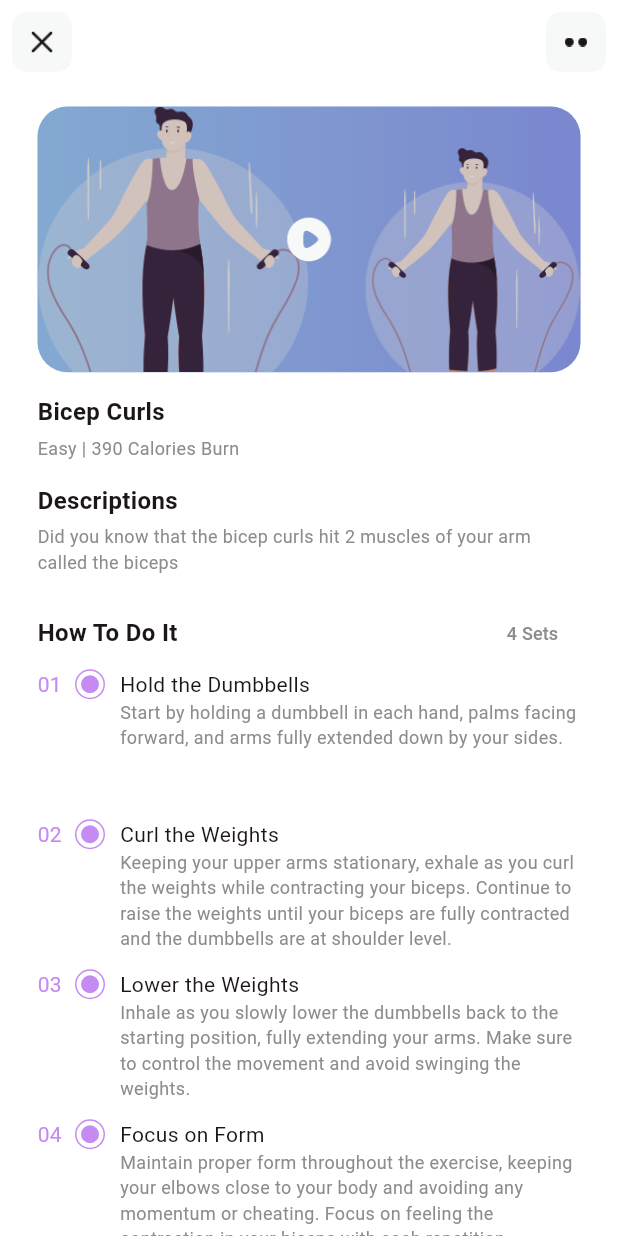
After one commit to amankidwai88/Fitness_App_Bad, a Flutter app: the ExercisesStepDetails screen opened directly, on a phone screen of 412 x 824 dp. The commit adds this screen. Run offline on Flutter 3.47's test engine with Material 3 defaults, Android fonts, the phone set to English and light mode, and no system bars; drawn by our look-alikes of readmore; our stand-ins replace animated_toggle_switch, bloc, cloud_firestore, equatable, firebase_auth, firebase_core and 3 more; missing offline and left inert: dotted_dashed_line, simple_animation_progress_bar; accounts and stored records are empty.

Commit message:
aman_instruction

```diff
--- /dev/null
+++ b/Flutter_FinalProject-master/lib/screens/exercise/instructions_page.dart
@@ -0,0 +1,281 @@
+import 'package:crud/common_widget/RoundButton_Profile.dart';
+import 'package:crud/common_widget/step_detail_row.dart';
+import 'package:flutter/cupertino.dart';
+import 'package:flutter/material.dart';
+import 'package:readmore/readmore.dart';
+
+import '../../common/color_extension.dart';
+
+class ExercisesStepDetails extends StatefulWidget {
+  final Map eObj;
+  const ExercisesStepDetails({super.key, required this.eObj});
+
+  @override
+  State<ExercisesStepDetails> createState() => _ExercisesStepDetailsState();
+}
+
+class _ExercisesStepDetailsState extends State<ExercisesStepDetails> {
+  List stepArr = [
+    {
+      "no": "01",
+      "title": "Hold the Dumbbells",
+      "detail":
+          "Start by holding a dumbbell in each hand, palms facing forward, and arms fully extended down by your sides."
+    },
+    {
+      "no": "02",
+      "title": "Curl the Weights",
+      "detail":
+          "Keeping your upper arms stationary, exhale as you curl the weights while contracting your biceps. Continue to raise the weights until your biceps are fully contracted and the dumbbells are at shoulder level."
+    },
+    {
+      "no": "03",
+      "title": "Lower the Weights",
+      "detail":
+          "Inhale as you slowly lower the dumbbells back to the starting position, fully extending your arms. Make sure to control the movement and avoid swinging the weights."
+    },
+    {
+      "no": "04",
+      "title": "Focus on Form",
+      "detail":
+          "Maintain proper form throughout the exercise, keeping your elbows close to your body and avoiding any momentum or cheating. Focus on feeling the contraction in your biceps with each repetition."
+    }
+  ];
+
+  @override
+  Widget build(BuildContext context) {
+    var media = MediaQuery.of(context).size;
+    return Scaffold(
+      appBar: AppBar(
+        backgroundColor: TColor.white,
+        centerTitle: true,
+        elevation: 0,
+        leading: InkWell(
+          onTap: () {
+            Navigator.pop(context);
+          },
+          child: Container(
+            margin: const EdgeInsets.all(8),
+            height: 40,
+            width: 40,
+            alignment: Alignment.center,
+            decoration: BoxDecoration(
+                color: TColor.lightGray,
+                borderRadius: BorderRadius.circular(10)),
+            child: Image.asset(
+              "assets/img/closed_btn.png",
+              width: 15,
+              height: 15,
+              fit: BoxFit.contain,
+            ),
+          ),
+        ),
+        actions: [
+          InkWell(
+            onTap: () {},
+            child: Container(
+              margin: const EdgeInsets.all(8),
+              height: 40,
+              width: 40,
+              alignment: Alignment.center,
+              decoration: BoxDecoration(
+                  color: TColor.lightGray,
+                  borderRadius: BorderRadius.circular(10)),
+              child: Image.asset(
+                "assets/img/more_btn.png",
+                width: 15,
+                height: 15,
+                fit: BoxFit.contain,
+              ),
+            ),
+          )
+        ],
+      ),
+      backgroundColor: TColor.white,
+      body: SingleChildScrollView(
+        child: Container(
+          padding: const EdgeInsets.symmetric(vertical: 15, horizontal: 25),
+          child: Column(
+            crossAxisAlignment: CrossAxisAlignment.start,
+            children: [
+              Stack(
+                alignment: Alignment.center,
+                children: [
+                  Container(
+                    width: media.width,
+                    height: media.width * 0.43,
+                    decoration: BoxDecoration(
+                        gradient: LinearGradient(colors: TColor.primaryG),
+                        borderRadius: BorderRadius.circular(20)),
+                    child: Image.asset(
+                      "assets/img/video_temp.png",
+                      width: media.width,
+                      height: media.width * 0.43,
+                      fit: BoxFit.contain,
+                    ),
+                  ),
+                  Container(
+                    width: media.width,
+                    height: media.width * 0.43,
+                    decoration: BoxDecoration(
+                        color: TColor.black.withOpacity(0.2),
+                        borderRadius: BorderRadius.circular(20)),
+                  ),
+                  IconButton(
+                    onPressed: () {},
+                    icon: Image.asset(
+                      "assets/img/Play.png",
+                      width: 30,
+                      height: 30,
+                    ),
+                  ),
+                ],
+              ),
+              const SizedBox(
+                height: 15,
+              ),
+              Text(
+                widget.eObj["title"].toString(),
+                style: TextStyle(
+                    color: TColor.black,
+                    fontSize: 16,
+                    fontWeight: FontWeight.w700),
+              ),
+              const SizedBox(
+                height: 4,
+              ),
+              Text(
+                "Easy | 390 Calories Burn",
+                style: TextStyle(
+                  color: TColor.gray,
+                  fontSize: 12,
+                ),
+              ),
+              const SizedBox(
+                height: 15,
+              ),
+              Text(
+                "Descriptions",
+                style: TextStyle(
+                    color: TColor.black,
+                    fontSize: 16,
+                    fontWeight: FontWeight.w700),
+              ),
+              const SizedBox(
+                height: 4,
+              ),
+              ReadMoreText(
+                'Did you know that the bicep curls hit 2 muscles of your arm called the biceps',
+                trimLines: 4,
+                colorClickableText: TColor.black,
+                trimMode: TrimMode.Line,
+                trimCollapsedText: ' Read More ...',
+                trimExpandedText: ' Read Less',
+                style: TextStyle(
+                  color: TColor.gray,
+                  fontSize: 12,
+                ),
+                moreStyle:
+                    const TextStyle(fontSize: 12, fontWeight: FontWeight.w700),
+              ),
+              const SizedBox(
+                height: 15,
+              ),
+              Row(
+                mainAxisAlignment: MainAxisAlignment.spaceBetween,
+                children: [
+                  Text(
+                    "How To Do It",
+                    style: TextStyle(
+                        color: TColor.black,
+                        fontSize: 16,
+                        fontWeight: FontWeight.w700),
+                  ),
+                  TextButton(
+                    onPressed: () {},
+                    child: Text(
+                      "${stepArr.length} Sets",
+                      style: TextStyle(color: TColor.gray, fontSize: 12),
+                    ),
+                  )
+                ],
+              ),
+              ListView.builder(
+                physics: const NeverScrollableScrollPhysics(),
+                shrinkWrap: true,
+                itemCount: stepArr.length,
+                itemBuilder: ((context, index) {
+                  var sObj = stepArr[index] as Map? ?? {};
+
+                  return StepDetailRow(
+                    sObj: sObj,
+                    isLast: stepArr.last == sObj,
+                  );
+                }),
+              ),
+              Text(
+                "Custom Repetitions",
+                style: TextStyle(
+                    color: TColor.black,
+                    fontSize: 16,
+                    fontWeight: FontWeight.w700),
+              ),
+              SizedBox(
+                height: 150,
+                child: CupertinoPicker.builder(
+                  itemExtent: 40,
+                  selectionOverlay: Container(
+                    width: double.maxFinite,
+                    height: 40,
+                    decoration: BoxDecoration(
+                      border: Border(
+                        top: BorderSide(
+                            color: TColor.gray.withOpacity(0.2), width: 1),
+                        bottom: BorderSide(
+                            color: TColor.gray.withOpacity(0.2), width: 1),
+                      ),
+                    ),
+                  ),
+                  onSelectedItemChanged: (index) {},
+                  childCount: 60,
+                  itemBuilder: (context, index) {
+                    return Row(
+                      mainAxisAlignment: MainAxisAlignment.center,
+                      children: [
+                        Image.asset(
+                          "assets/img/burn.png",
+                          width: 15,
+                          height: 15,
+                          fit: BoxFit.contain,
+                        ),
+                        Text(
+                          " ${(index + 1) * 15} Calories Burn",
+                          style: TextStyle(color: TColor.gray, fontSize: 10),
+                        ),
+                        Text(
+                          " ${index + 1} ",
+                          style: TextStyle(
+                              color: TColor.gray,
+                              fontSize: 24,
+                              fontWeight: FontWeight.w500),
+                        ),
+                        Text(
+                          " times",
+                          style: TextStyle(color: TColor.gray, fontSize: 16),
+                        )
+                      ],
+                    );
+                  },
+                ),
+              ),
+              RoundButton(title: "Save", elevation: 0, onPressed: () {}),
+              const SizedBox(
+                height: 15,
+              ),
+            ],
+          ),
+        ),
+      ),
+    );
+  }
+}
--- a/Flutter_FinalProject-master/pubspec.yaml
+++ b/Flutter_FinalProject-master/pubspec.yaml
@@ -33,6 +33,8 @@ dependencies:
   dotted_dashed_line: ^0.0.3
   simple_circular_progress_bar: ^1.0.2
   animated_toggle_switch: ^0.6.2
+  readmore: ^2.1.0
+
 
 
 
```
Also changed, not shown: Flutter_FinalProject-master/lib/screens/Dashboard/dashboard.dart (+55 -0 lines), Flutter_FinalProject-master/lib/screens/exercise/instructions_squat.dart (added, +281 -0 lines), Flutter_FinalProject-master/pubspec.lock, 1 other file.
